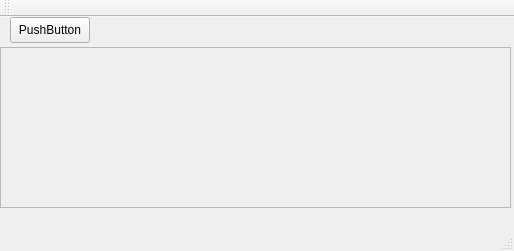
The window that cpp2013/GraphVizion/mainwindow.ui (Daiver/scripts) describes before a commit, drawn with Qt 5.
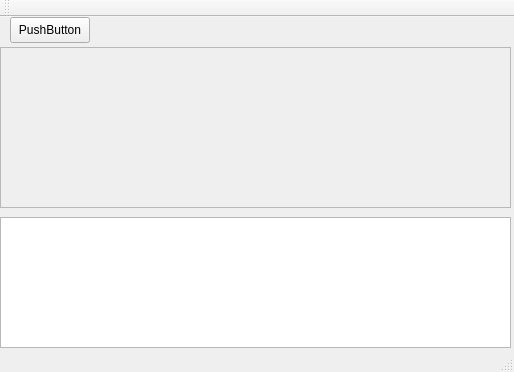
The same window after the commit.

What changed in the file:
```diff
--- a/cpp2013/GraphVizion/mainwindow.ui
+++ b/cpp2013/GraphVizion/mainwindow.ui
@@ -7,7 +7,7 @@
     <x>0</x>
     <y>0</y>
     <width>514</width>
-    <height>251</height>
+    <height>372</height>
    </rect>
   </property>
   <property name="windowTitle">
@@ -50,6 +50,16 @@
      </property>
     </widget>
    </widget>
+   <widget class="QTextEdit" name="textEdit">
+    <property name="geometry">
+     <rect>
+      <x>0</x>
+      <y>200</y>
+      <width>511</width>
+      <height>131</height>
+     </rect>
+    </property>
+   </widget>
   </widget>
   <widget class="QMenuBar" name="menuBar">
    <property name="geometry">
```
